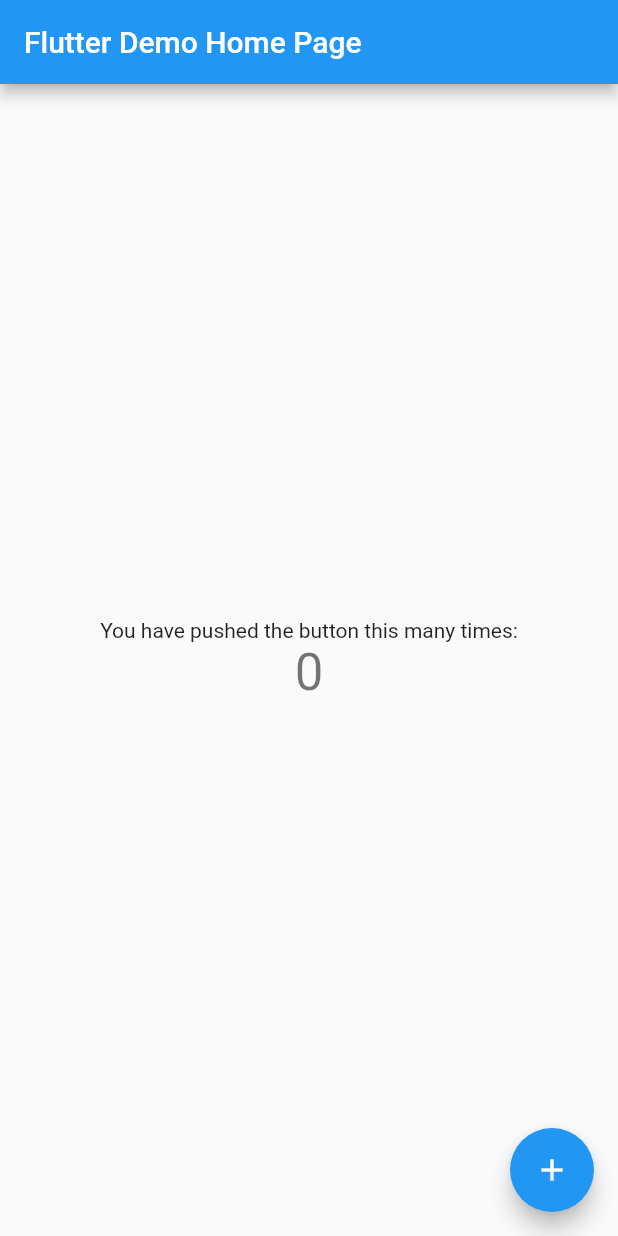
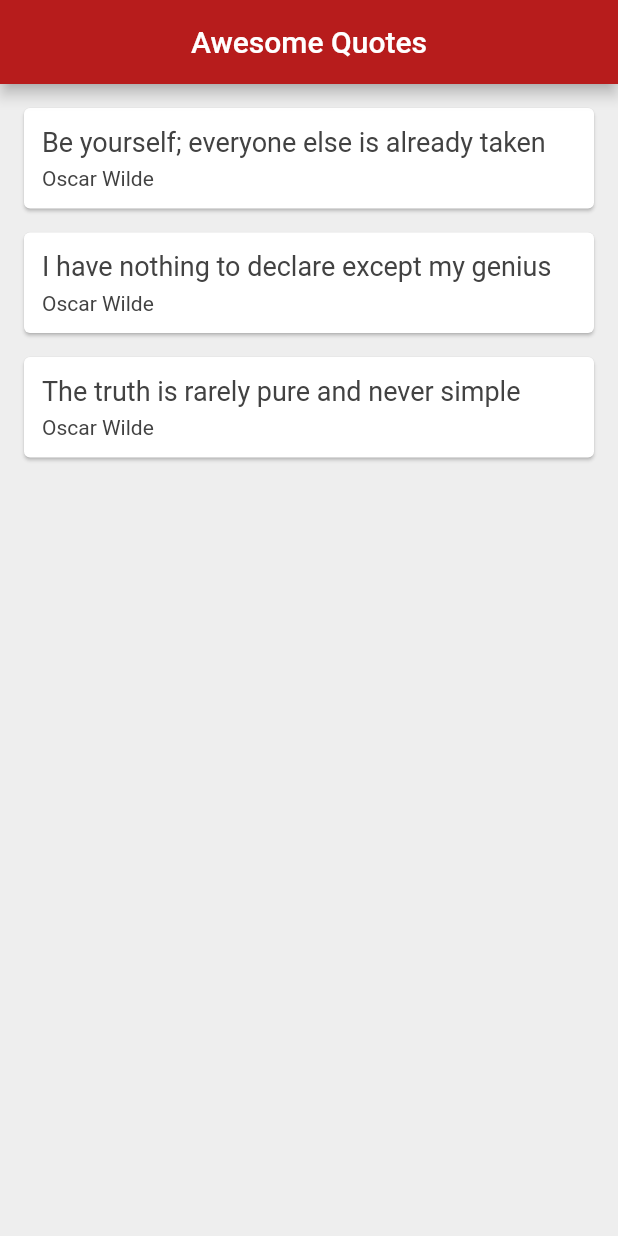
Before and after one commit to Poehnell/Flutter_guide3, a Flutter app: the screen it shows after launch, on a phone screen of 412 x 824 dp. Run offline on Flutter 3.47's test engine with Material 2 defaults, Android fonts, the phone set to English and light mode, and no system bars.

Commit message:
Created a class QuoteList which is a stateful widget. created a class Quote wich is takes in 2 strings text and author. this is then used in the _QuoteListState.created 3 versions of Quote with authors and texts.Created a Widget quoteTemplate that returns a Card widget.In the Card widget will take the Quote text and author and stylize them into a card.Using the Flutter Outline tab we selected the Card and Extraced as widget. Naming it QuoteCard it then creats a statlessWidget of the card.Transfered QuoteCard to its own dart file.Created a constructor in QuoteCard to take in Quote as a property.Imported into main dart file.Created a List of Quotes and then called on them in the body using a map function to cycle through the list of Quotes.

```diff
--- a/lib/main.dart
+++ b/lib/main.dart
@@ -1,113 +1,87 @@
 import 'package:flutter/material.dart';
+import 'quote.dart';
+import 'quote_card.dart';
 
-void main() {
-  runApp(MyApp());
+void main() => runApp(MaterialApp(
+      home: QuoteList(),
+    ));
+
+class QuoteList extends StatefulWidget {
+  @override
+  _QuoteListState createState() => _QuoteListState();
 }
 
-class MyApp extends StatelessWidget {
-  // This widget is the root of your application.
+class _QuoteListState extends State<QuoteList> {
+  List<Quote> quotes = [
+    Quote(
+        author: 'Oscar Wilde ',
+        text: 'Be yourself; everyone else is already taken'),
+    Quote(
+        author: 'Oscar Wilde ',
+        text: 'I have nothing to declare except my genius'),
+    Quote(
+        author: 'Oscar Wilde ',
+        text: 'The truth is rarely pure and never simple')
+  ];
+
+  //USED ON SECOND BUILD
+  // Widget quoteTemplate(quote){
+  //   return QuoteCard(quote: quote);
+  // }
+
   @override
   Widget build(BuildContext context) {
-    return MaterialApp(
-      title: 'Flutter Demo',
-      theme: ThemeData(
-        // This is the theme of your application.
-        //
-        // Try running your application with "flutter run". You'll see the
-        // application has a blue toolbar. Then, without quitting the app, try
-        // changing the primarySwatch below to Colors.green and then invoke
-        // "hot reload" (press "r" in the console where you ran "flutter run",
-        // or simply save your changes to "hot reload" in a Flutter IDE).
-        // Notice that the counter didn't reset back to zero; the application
-        // is not restarted.
-        primarySwatch: Colors.blue,
+    return Scaffold(
+      backgroundColor: Colors.grey[200],
+      appBar: AppBar(
+        title: Text('Awesome Quotes'),
+        centerTitle: true,
+        backgroundColor: Colors.red[900],
       ),
-      home: MyHomePage(title: 'Flutter Demo Home Page'),
+      body: Column(
+        //FIST BUILD
+        // children: quotes.map((e) => Text('${e.text} - ${e.author}')).toList(),
+        //SECOND BUILD
+        // children: quotes.map((q) => quoteTemplate(q)).toList(),
+        //THIRD BUILD
+        children: quotes.map((q) => QuoteCard(quote: q)).toList(),
+      ),
     );
   }
 }
-
-class MyHomePage extends StatefulWidget {
-  MyHomePage({Key key, this.title}) : super(key: key);
-
-  // This widget is the home page of your application. It is stateful, meaning
-  // that it has a State object (defined below) that contains fields that affect
-  // how it looks.
-
-  // This class is the configuration for the state. It holds the values (in this
-  // case the title) provided by the parent (in this case the App widget) and
-  // used by the build method of the State. Fields in a Widget subclass are
-  // always marked "final".
-
-  final String title;
-
-  @override
-  _MyHomePageState createState() => _MyHomePageState();
-}
-
-class _MyHomePageState extends State<MyHomePage> {
-  int _counter = 0;
-
-  void _incrementCounter() {
-    setState(() {
-      // This call to setState tells the Flutter framework that something has
-      // changed in this State, which causes it to rerun the build method below
-      // so that the display can reflect the updated values. If we changed
-      // _counter without calling setState(), then the build method would not be
-      // called again, and so nothing would appear to happen.
-      _counter++;
-    });
-  }
-
-  @override
-  Widget build(BuildContext context) {
-    // This method is rerun every time setState is called, for instance as done
-    // by the _incrementCounter method above.
-    //
-    // The Flutter framework has been optimized to make rerunning build methods
-    // fast, so that you can just rebuild anything that needs updating rather
-    // than having to individually change instances of widgets.
-    return Scaffold(
-      appBar: AppBar(
-        // Here we take the value from the MyHomePage object that was created by
-        // the App.build method, and use it to set our appbar title.
-        title: Text(widget.title),
-      ),
-      body: Center(
-        // Center is a layout widget. It takes a single child and positions it
-        // in the middle of the parent.
-        child: Column(
-          // Column is also a layout widget. It takes a list of children and
-          // arranges them vertically. By default, it sizes itself to fit its
-          // children horizontally, and tries to be as tall as its parent.
-          //
-          // Invoke "debug painting" (press "p" in the console, choose the
-          // "Toggle Debug Paint" action from the Flutter Inspector in Android
-          // Studio, or the "Toggle Debug Paint" command in Visual Studio Code)
-          // to see the wireframe for each widget.
-          //
-          // Column has various properties to control how it sizes itself and
-          // how it positions its children. Here we use mainAxisAlignment to
-          // center the children vertically; the main axis here is the vertical
-          // axis because Columns are vertical (the cross axis would be
-          // horizontal).
-          mainAxisAlignment: MainAxisAlignment.center,
-          children: <Widget>[
-            Text(
-              'You have pushed the button this many times:',
-            ),
-            Text(
-              '$_counter',
-              style: Theme.of(context).textTheme.headline4,
-            ),
-          ],
-        ),
-      ),
-      floatingActionButton: FloatingActionButton(
-        onPressed: _incrementCounter,
-        tooltip: 'Increment',
-        child: Icon(Icons.add),
-      ), // This trailing comma makes auto-formatting nicer for build methods.
-    );
-  }
-}
+//USED IN SECOND BUILD WHEN UNCOMMENTED MADE THIS INTO ITS OWN DART FILE FOR THIRD BUILD
+// class QuoteCard extends StatelessWidget {
+//
+//   final Quote quote;
+//   QuoteCard({this.quote});
+//
+//   @override
+//   Widget build(BuildContext context) {
+//     return Card(
+//       margin: EdgeInsets.fromLTRB(16.0, 16.0, 16.0, 0.0),
+//       child: Padding(
+//         padding: const EdgeInsets.all(12.0),
+//         child: Column(
+//           crossAxisAlignment: CrossAxisAlignment.stretch,
+//           children: [
+//             Text(
+//               quote.text,
+//               style: TextStyle(
+//                   fontSize: 18.0,
+//                   color: Colors.grey[800]
+//               ),
+//             ),
+//             SizedBox(height: 6.0),
+//             Text(
+//               quote.author,
+//               style: TextStyle(
+//                   fontSize: 14.0,
+//                   color: Colors.grey[800]
+//               ),
+//             ),
+//           ],
+//         ),
+//       ),
+//     );
+//   }
+// }
--- /dev/null
+++ b/lib/quote.dart
@@ -0,0 +1,7 @@
+class Quote {
+
+  String text;
+  String author;
+
+  Quote({this.text, this.author});
+}
--- /dev/null
+++ b/lib/quote_card.dart
@@ -0,0 +1,39 @@
+import 'package:flutter/material.dart';
+import 'quote.dart';
+
+class QuoteCard extends StatelessWidget {
+
+  final Quote quote;
+  QuoteCard({this.quote});
+
+
+  @override
+  Widget build(BuildContext context) {
+    return Card(
+      margin: EdgeInsets.fromLTRB(16.0, 16.0, 16.0, 0.0),
+      child: Padding(
+        padding: const EdgeInsets.all(12.0),
+        child: Column(
+          crossAxisAlignment: CrossAxisAlignment.stretch,
+          children: [
+            Text(
+              quote.text,
+              style: TextStyle(
+                  fontSize: 18.0,
+                  color: Colors.grey[800]
+              ),
+            ),
+            SizedBox(height: 6.0),
+            Text(
+              quote.author,
+              style: TextStyle(
+                  fontSize: 14.0,
+                  color: Colors.grey[800]
+              ),
+            ),
+          ],
+        ),
+      ),
+    );
+  }
+}
```
Also changed, not shown: 1 other file.
